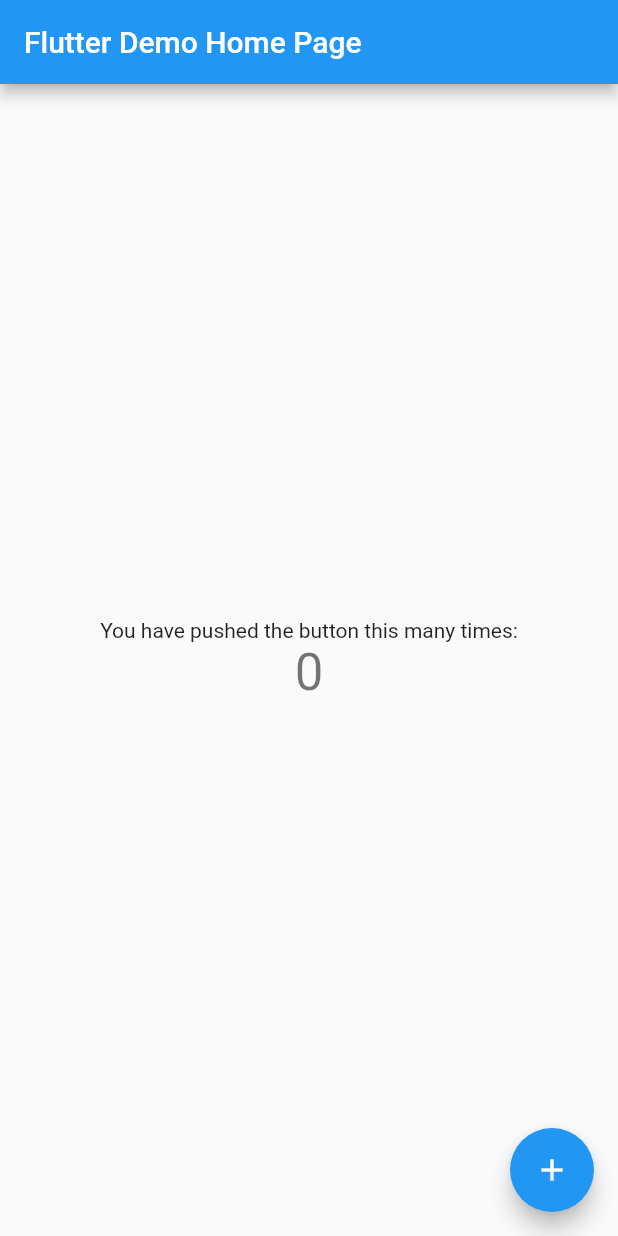
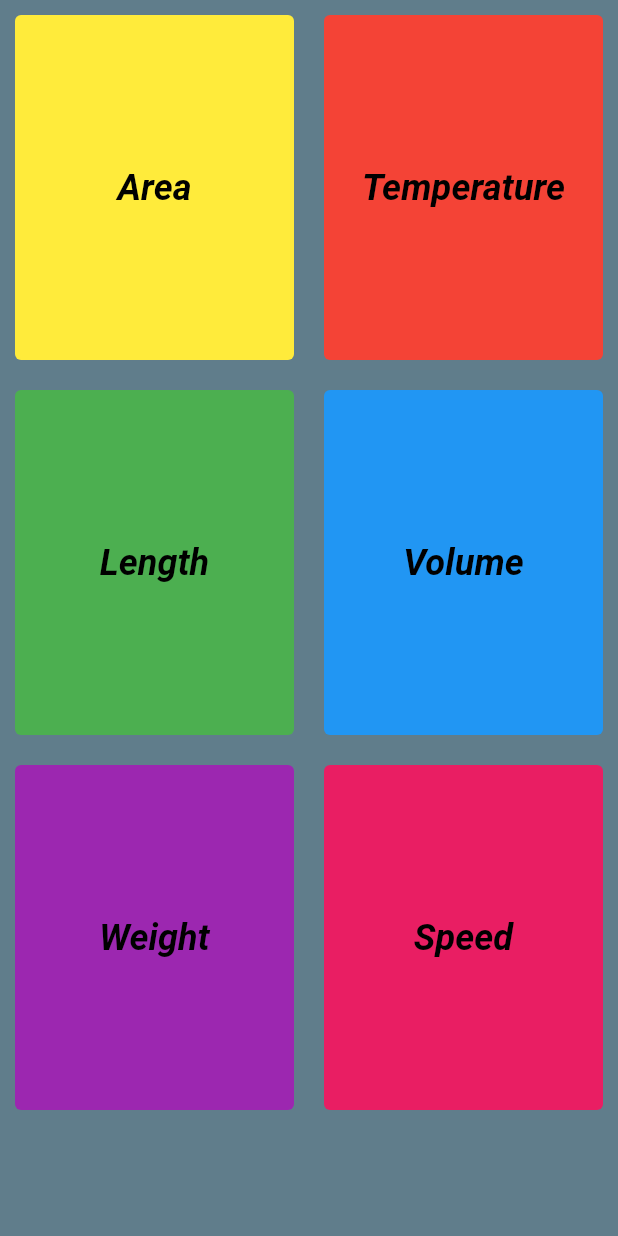
Before and after one commit to Salagoza/converter-app, a Flutter app: the screen it shows after launch, on a phone screen of 412 x 824 dp. Run offline on Flutter 3.47's test engine with Material 2 defaults, Android fonts, the phone set to English and light mode, and no system bars.

Commit message:
Creating button for category selection

```diff
--- a/lib/main.dart
+++ b/lib/main.dart
@@ -1,115 +1,62 @@
 import 'package:flutter/material.dart';
 
 void main() {
-  runApp(const MyApp());
+  runApp(const Homepage());
 }
 
-class MyApp extends StatelessWidget {
-  const MyApp({Key? key}) : super(key: key);
+class Homepage extends StatelessWidget {
+  const Homepage({Key? key}) : super(key: key);
 
-  // This widget is the root of your application.
+  // Method to create a category of unit
+  Widget createCategoryButton(Color c,String buttonLabel) {
+    return Expanded(
+        child: Container(
+          padding: const EdgeInsets.all(10),
+          height: 250,
+          child: TextButton(
+            child: Text(buttonLabel),
+            style: TextButton.styleFrom(
+                primary: Colors.black,
+                backgroundColor: c,
+                textStyle:
+                const TextStyle(fontSize: 24,
+                    fontStyle: FontStyle.italic,
+                    fontWeight: FontWeight.bold)
+            ),
+            onPressed: () {
+              print(buttonLabel);
+            },
+          ),
+        )
+    );
+  }
+
+
   @override
   Widget build(BuildContext context) {
     return MaterialApp(
-      title: 'Flutter Demo',
-      theme: ThemeData(
-        // This is the theme of your application.
-        //
-        // Try running your application with "flutter run". You'll see the
-        // application has a blue toolbar. Then, without quitting the app, try
-        // changing the primarySwatch below to Colors.green and then invoke
-        // "hot reload" (press "r" in the console where you ran "flutter run",
-        // or simply save your changes to "hot reload" in a Flutter IDE).
-        // Notice that the counter didn't reset back to zero; the application
-        // is not restarted.
-        primarySwatch: Colors.blue,
+      home: Scaffold(
+        backgroundColor: Colors.blueGrey,
+        body: SafeArea(
+          child: Column(
+            children: [
+              Row(
+                  children: [createCategoryButton(Colors.yellow, "Area"),
+                    createCategoryButton(Colors.red, "Temperature")
+                  ]),
+              Row(
+                  children: [createCategoryButton(Colors.green, "Length"),
+                    createCategoryButton(Colors.blue, "Volume")]
+              ),
+              Row(
+                  children: [createCategoryButton(Colors.purple,"Weight"),
+                    createCategoryButton(Colors.pink,"Speed")]
+              )
+            ],
+          ),
+        ),
       ),
-      home: const MyHomePage(title: 'Flutter Demo Home Page'),
     );
   }
+
 }
-
-class MyHomePage extends StatefulWidget {
-  const MyHomePage({Key? key, required this.title}) : super(key: key);
-
-  // This widget is the home page of your application. It is stateful, meaning
-  // that it has a State object (defined below) that contains fields that affect
-  // how it looks.
-
-  // This class is the configuration for the state. It holds the values (in this
-  // case the title) provided by the parent (in this case the App widget) and
-  // used by the build method of the State. Fields in a Widget subclass are
-  // always marked "final".
-
-  final String title;
-
-  @override
-  State<MyHomePage> createState() => _MyHomePageState();
-}
-
-class _MyHomePageState extends State<MyHomePage> {
-  int _counter = 0;
-
-  void _incrementCounter() {
-    setState(() {
-      // This call to setState tells the Flutter framework that something has
-      // changed in this State, which causes it to rerun the build method below
-      // so that the display can reflect the updated values. If we changed
-      // _counter without calling setState(), then the build method would not be
-      // called again, and so nothing would appear to happen.
-      _counter++;
-    });
-  }
-
-  @override
-  Widget build(BuildContext context) {
-    // This method is rerun every time setState is called, for instance as done
-    // by the _incrementCounter method above.
-    //
-    // The Flutter framework has been optimized to make rerunning build methods
-    // fast, so that you can just rebuild anything that needs updating rather
-    // than having to individually change instances of widgets.
-    return Scaffold(
-      appBar: AppBar(
-        // Here we take the value from the MyHomePage object that was created by
-        // the App.build method, and use it to set our appbar title.
-        title: Text(widget.title),
-      ),
-      body: Center(
-        // Center is a layout widget. It takes a single child and positions it
-        // in the middle of the parent.
-        child: Column(
-          // Column is also a layout widget. It takes a list of children and
-          // arranges them vertically. By default, it sizes itself to fit its
-          // children horizontally, and tries to be as tall as its parent.
-          //
-          // Invoke "debug painting" (press "p" in the console, choose the
-          // "Toggle Debug Paint" action from the Flutter Inspector in Android
-          // Studio, or the "Toggle Debug Paint" command in Visual Studio Code)
-          // to see the wireframe for each widget.
-          //
-          // Column has various properties to control how it sizes itself and
-          // how it positions its children. Here we use mainAxisAlignment to
-          // center the children vertically; the main axis here is the vertical
-          // axis because Columns are vertical (the cross axis would be
-          // horizontal).
-          mainAxisAlignment: MainAxisAlignment.center,
-          children: <Widget>[
-            const Text(
-              'You have pushed the button this many times:',
-            ),
-            Text(
-              '$_counter',
-              style: Theme.of(context).textTheme.headline4,
-            ),
-          ],
-        ),
-      ),
-      floatingActionButton: FloatingActionButton(
-        onPressed: _incrementCounter,
-        tooltip: 'Increment',
-        child: const Icon(Icons.add),
-      ), // This trailing comma makes auto-formatting nicer for build methods.
-    );
-  }
-}
```
